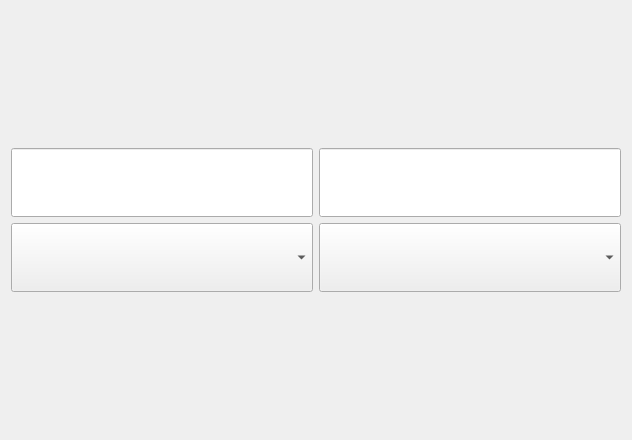
Above: _ui_archives/currency_converter.ui from ashfaque/unGSTfy_PyQt before the change. Below: the same form after it.
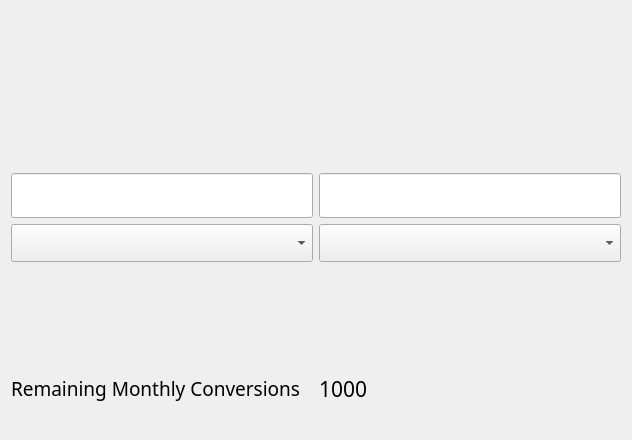
That is the form after the change.

```diff
--- a/_ui_archives/currency_converter.ui
+++ b/_ui_archives/currency_converter.ui
@@ -13,7 +13,22 @@
   <property name="windowTitle">
    <string>Form</string>
   </property>
-  <layout class="QHBoxLayout" name="horizontalLayout">
+  <layout class="QVBoxLayout" name="verticalLayout">
+   <item>
+    <spacer name="verticalSpacer_Top">
+     <property name="orientation">
+      <enum>Qt::Vertical</enum>
+     </property>
+     <property name="sizeHint" stdset="0">
+      <size>
+       <width>20</width>
+       <height>40</height>
+      </size>
+     </property>
+    </spacer>
+   </item>
+   <item>
+    <layout class="QHBoxLayout" name="horizontalLayout_2">
    <item>
     <layout class="QVBoxLayout" name="verticalLayout_Currency_From">
      <item>
@@ -235,6 +250,50 @@
         </size>
        </property>
       </spacer>
+       </item>
+      </layout>
+     </item>
+    </layout>
+   </item>
+   <item>
+    <layout class="QHBoxLayout" name="horizontalLayout">
+     <item>
+      <widget class="QLabel" name="label_Remaining_Monthly_Conversions_Text">
+       <property name="sizePolicy">
+        <sizepolicy hsizetype="Expanding" vsizetype="Expanding">
+         <horstretch>0</horstretch>
+         <verstretch>0</verstretch>
+        </sizepolicy>
+       </property>
+       <property name="font">
+        <font>
+         <family>TF2 Secondary</family>
+         <pointsize>14</pointsize>
+        </font>
+       </property>
+       <property name="text">
+        <string>Remaining Monthly Conversions</string>
+       </property>
+      </widget>
+     </item>
+     <item>
+      <widget class="QLabel" name="label_Remaining_Monthly_Conversions_Value">
+       <property name="sizePolicy">
+        <sizepolicy hsizetype="Expanding" vsizetype="Expanding">
+         <horstretch>0</horstretch>
+         <verstretch>0</verstretch>
+        </sizepolicy>
+       </property>
+       <property name="font">
+        <font>
+         <family>TF2 Build</family>
+         <pointsize>16</pointsize>
+        </font>
+       </property>
+       <property name="text">
+        <string>1000</string>
+       </property>
+      </widget>
      </item>
     </layout>
    </item>
```
Lines whose indentation alone changed are shown as unchanged.
